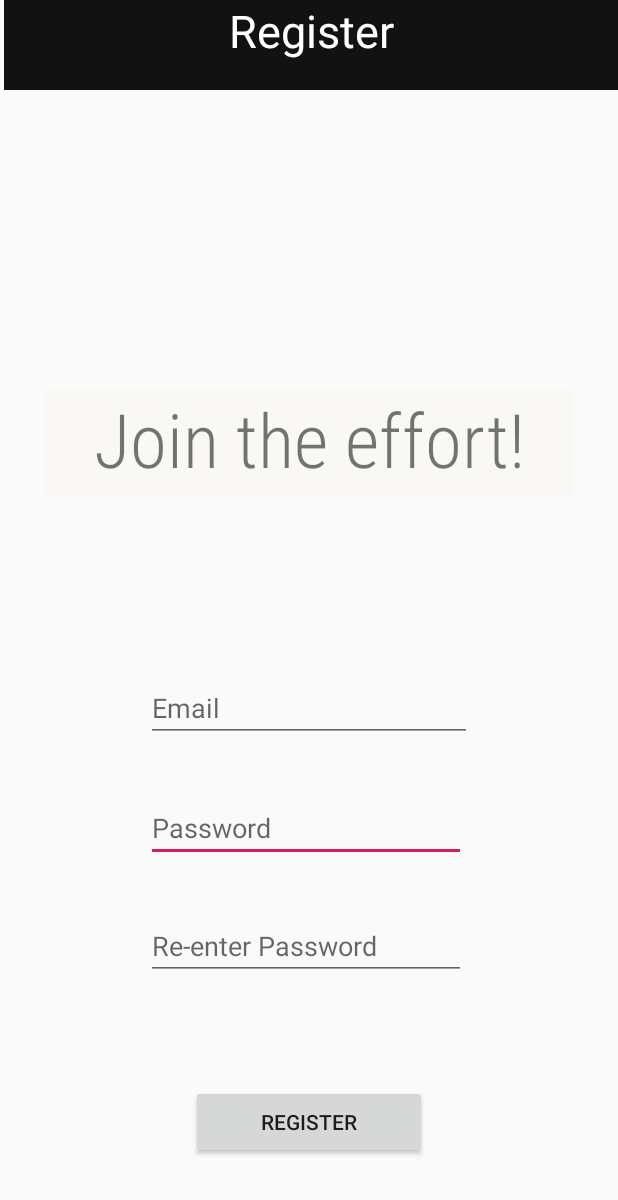
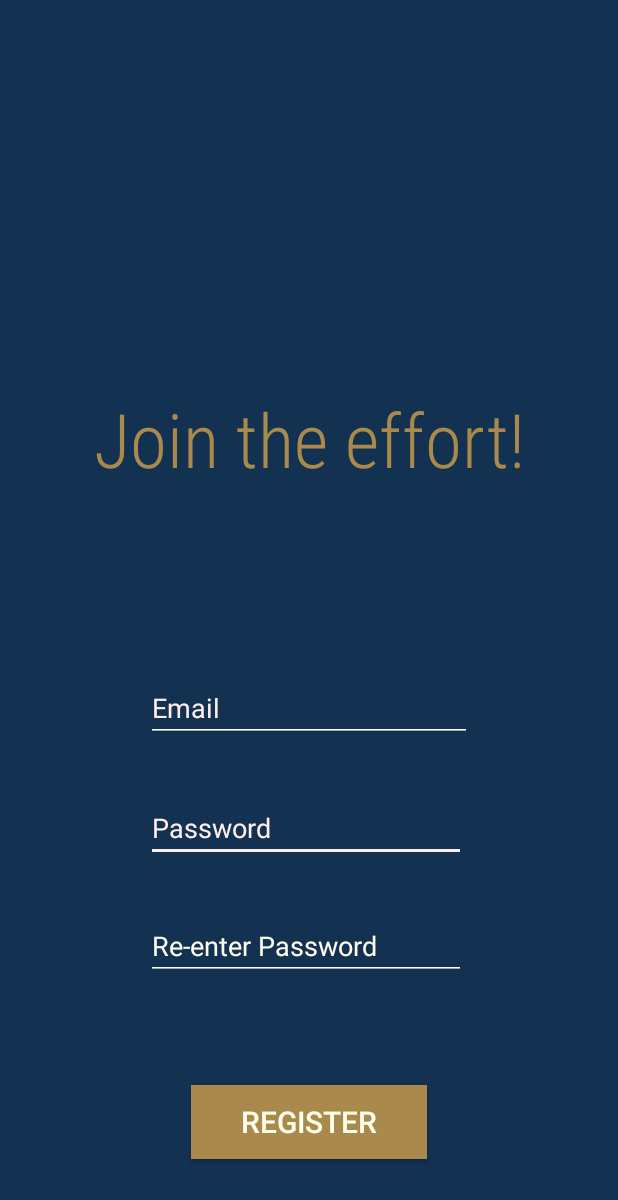
Before and after one commit to SteliosPhanartzis/EHack, an Android app: the SignUp screen opened directly, with no data from a screen before it, on a phone screen of 412 x 824 dp. Shown: the top 1200 px of the screen. Run offline under Robolectric (Android 15) with nearby library versions, the phone set to English and light mode, and no system bars.

Commit message:
Front end changes-Aaron

```diff
--- a/app/src/main/AndroidManifest.xml
+++ b/app/src/main/AndroidManifest.xml
@@ -4,7 +4,6 @@
     <uses-permission android:name="android.permission.READ_EXTERNAL_STORAGE" />
     <uses-permission android:name="android.permission.INTERNET"/>
     <uses-feature android:name="android.hardware.camera" android:required="true" />
-
 
     <application
         android:allowBackup="true"
@@ -30,6 +29,4 @@
             </intent-filter>
         </activity>
     </application>
-
-
 </manifest>
--- a/app/src/main/res/layout/activity_sign_up.xml
+++ b/app/src/main/res/layout/activity_sign_up.xml
@@ -1,18 +1,21 @@
 <?xml version="1.0" encoding="utf-8"?>
-<androidx.constraintlayout.widget.ConstraintLayout
-    xmlns:android="http://schemas.android.com/apk/res/android"
+<androidx.constraintlayout.widget.ConstraintLayout xmlns:android="http://schemas.android.com/apk/res/android"
     xmlns:app="http://schemas.android.com/apk/res-auto"
     xmlns:tools="http://schemas.android.com/tools"
     android:layout_width="match_parent"
-    android:layout_height="match_parent">
+    android:layout_height="match_parent"
+    android:background="#133151">
 
     <EditText
         android:id="@+id/editText3"
         android:layout_width="wrap_content"
         android:layout_height="wrap_content"
+        android:backgroundTint="#FEE"
         android:ems="10"
         android:hint="Password"
         android:inputType="textPassword"
+        android:textColor="#FFE"
+        android:textColorHint="#FEE"
         app:layout_constraintBottom_toBottomOf="parent"
         app:layout_constraintEnd_toEndOf="parent"
         app:layout_constraintHorizontal_bias="0.489"
@@ -31,35 +34,17 @@
         app:layout_constraintHorizontal_bias="0.0"
         app:layout_constraintStart_toStartOf="parent"
         app:layout_constraintTop_toTopOf="parent"
-        app:layout_constraintVertical_bias="0.0"/>
-
-    <TextView
-        android:id="@+id/Registertag"
-        android:layout_width="409dp"
-        android:layout_height="60dp"
-        android:background="#ED000000"
-        android:fontFamily="optimaroman"
-        android:text="Register"
-        android:textAlignment="center"
-        android:textColor="#FFFFFF"
-        android:textSize="30dp"
-        app:layout_constraintBottom_toBottomOf="parent"
-        app:layout_constraintEnd_toEndOf="parent"
-        app:layout_constraintHorizontal_bias="1.0"
-        app:layout_constraintStart_toStartOf="parent"
-        app:layout_constraintTop_toTopOf="@+id/appBarLayout"
-        app:layout_constraintVertical_bias="0.0"
-        tools:background="#000000"
-        tools:fontFamily="sans-serif-light" />
+        app:layout_constraintVertical_bias="0.0" />
 
     <TextView
         android:id="@+id/textView2"
         android:layout_width="353dp"
         android:layout_height="72dp"
-        android:background="#3BF5F3DF"
         android:fontFamily="sans-serif-condensed-light"
         android:text="Join the effort!"
         android:textAlignment="center"
+        android:textAllCaps="false"
+        android:textColor="#aa894c"
         android:textSize="50dp"
         app:layout_constraintBottom_toBottomOf="parent"
         app:layout_constraintEnd_toEndOf="parent"
@@ -72,9 +57,12 @@
         android:id="@+id/editText"
         android:layout_width="217dp"
         android:layout_height="39dp"
+        android:backgroundTint="#FFE"
         android:ems="10"
         android:hint="Email"
         android:inputType="textEmailAddress"
+        android:textColor="#FEE"
+        android:textColorHint="#FEE"
         app:layout_constraintBottom_toBottomOf="parent"
         app:layout_constraintEnd_toEndOf="parent"
         app:layout_constraintStart_toStartOf="parent"
@@ -85,9 +73,12 @@
         android:id="@+id/editText2"
         android:layout_width="wrap_content"
         android:layout_height="wrap_content"
+        android:backgroundTint="#FFE"
         android:ems="10"
         android:hint="Re-enter Password"
         android:inputType="textPassword"
+        android:textColor="#FFE"
+        android:textColorHint="#FFE"
         app:layout_constraintBottom_toBottomOf="parent"
         app:layout_constraintEnd_toEndOf="parent"
         app:layout_constraintHorizontal_bias="0.489"
@@ -99,12 +90,15 @@
         android:id="@+id/Register"
         android:layout_width="157dp"
         android:layout_height="49dp"
+        android:background="#aa894c"
+        android:onClick="goToAnActivity"
         android:text="Register"
+        android:textColor="#FFE"
+        android:textSize="20sp"
         app:layout_constraintBottom_toBottomOf="parent"
         app:layout_constraintEnd_toEndOf="parent"
         app:layout_constraintStart_toStartOf="parent"
         app:layout_constraintTop_toTopOf="@+id/appBarLayout"
-        android:onClick="goToAnActivity"
         app:layout_constraintVertical_bias="0.934" />
 
 </androidx.constraintlayout.widget.ConstraintLayout>
--- a/app/src/main/res/values/colors.xml
+++ b/app/src/main/res/values/colors.xml
@@ -3,4 +3,6 @@
     <color name="colorPrimary">#008577</color>
     <color name="colorPrimaryDark">#00574B</color>
     <color name="colorAccent">#D81B60</color>
+    <color name="blueELC">#133151</color>
+    <color name="goldELC">#aa894c</color>
 </resources>
--- a/build.gradle
+++ b/build.gradle
@@ -7,7 +7,7 @@ buildscript {
 
     }
     dependencies {
-        classpath 'com.android.tools.build:gradle:3.5.0'
+        classpath 'com.android.tools.build:gradle:3.5.1'
 
         // NOTE: Do not place your application dependencies here; they belong
         // in the individual module build.gradle files
```
Also changed, not shown: app/src/main/res/layout/activity_main.xml (+22 -10 lines).
